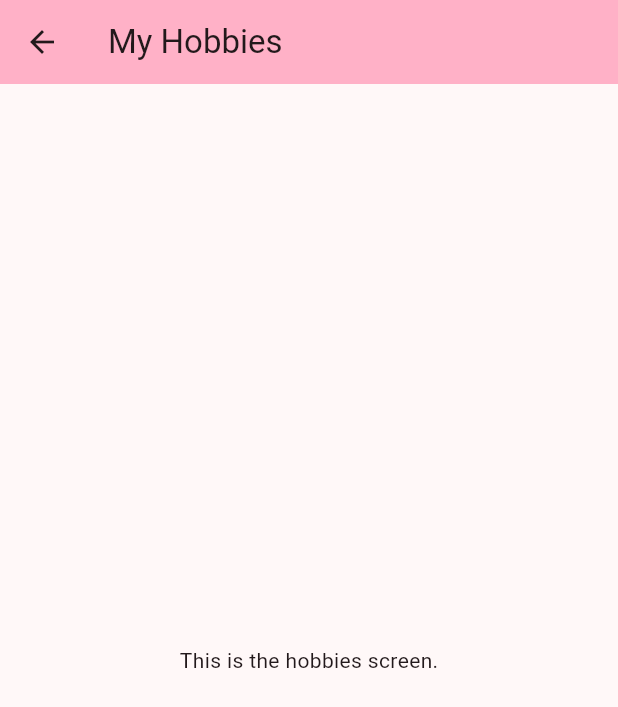
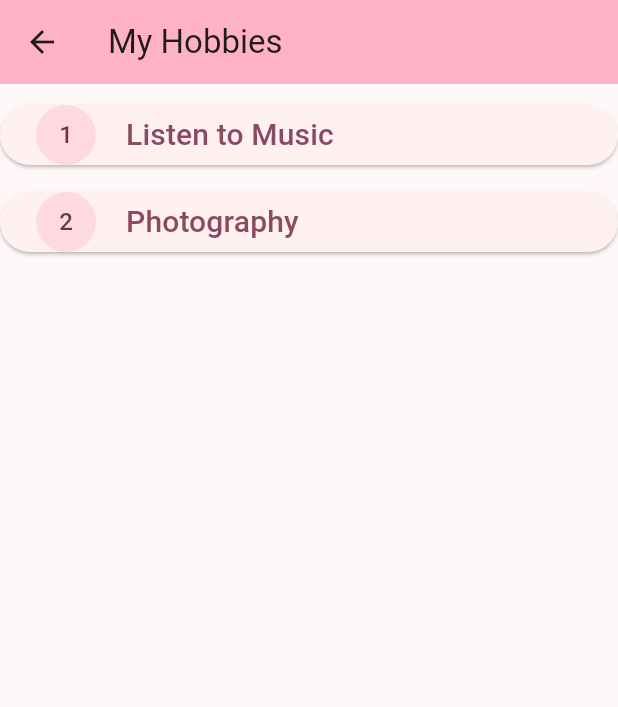
Before and after one commit to jupiterxyz/MobileApp_jupiter, a Flutter app: the HobbiesScreen screen opened directly, on a phone screen of 412 x 824 dp. Shown: the top 707 px of the screen. Run offline on Flutter 3.47's test engine with Material 3 defaults, Android fonts, the phone set to English and light mode, and no system bars.

Commit message:
Added hobbies

```diff
--- a/jupiter_profile_app/code/lib/main.dart
+++ b/jupiter_profile_app/code/lib/main.dart
@@ -35,7 +35,6 @@ class MyHomePage extends StatefulWidget {
 class _MyHomePageState extends State<MyHomePage> {
   @override
   Widget build(BuildContext context) {
-
     return Scaffold(
       appBar: AppBar(
         // This controls the color of the app bar.
@@ -45,7 +44,6 @@ class _MyHomePageState extends State<MyHomePage> {
         centerTitle: true,
       ),
 
-
       drawer: Drawer(
         child: ListView(
           children: [
@@ -53,7 +51,6 @@ class _MyHomePageState extends State<MyHomePage> {
               height: 150,
               color: Theme.of(context).colorScheme.inversePrimary,
               alignment: Alignment.topLeft,
-              //padding: const EdgeInsets.all(40.0),
               child: Text(
                 'Navigation Menu',
                 style: TextStyle(
@@ -66,14 +63,14 @@ class _MyHomePageState extends State<MyHomePage> {
 
             const SizedBox(height: 15),
 
-
             ListTile(
               leading: const Icon(Icons.palette),
               title: const Text('My Hobbies'),
-              onTap:() {
+              onTap: () {
                 Navigator.push(
                   context,
-                   MaterialPageRoute(builder: (context) => const HobbiesScreen(),
+                  MaterialPageRoute(
+                    builder: (context) => const HobbiesScreen(),
                   ),
                 );
               },
@@ -84,10 +81,11 @@ class _MyHomePageState extends State<MyHomePage> {
             ListTile(
               leading: const Icon(Icons.photo),
               title: const Text('Favorite Pictures'),
-              onTap:() {
+              onTap: () {
                 Navigator.push(
                   context,
-                    MaterialPageRoute(builder: (context) => const FavoritePicturesScreen(),
+                  MaterialPageRoute(
+                    builder: (context) => const FavoritePicturesScreen(),
                   ),
                 );
               },
@@ -136,7 +134,9 @@ class _MyHomePageState extends State<MyHomePage> {
               onPressed: () {
                 Navigator.push(
                   context,
-                  MaterialPageRoute(builder: (context) => const HobbiesScreen()),
+                  MaterialPageRoute(
+                    builder: (context) => const HobbiesScreen(),
+                  ),
                 );
               },
               child: const Text('My Hobbies'),
@@ -148,7 +148,9 @@ class _MyHomePageState extends State<MyHomePage> {
               onPressed: () {
                 Navigator.push(
                   context,
-                  MaterialPageRoute(builder: (context) => const FavoritePicturesScreen()),
+                  MaterialPageRoute(
+                    builder: (context) => const FavoritePicturesScreen(),
+                  ),
                 );
               },
               child: const Text('My Favorite Pictures'),
@@ -160,7 +162,6 @@ class _MyHomePageState extends State<MyHomePage> {
   }
 }
 
-
 class HobbiesScreen extends StatelessWidget {
   const HobbiesScreen({super.key});
 
@@ -171,8 +172,35 @@ class HobbiesScreen extends StatelessWidget {
         backgroundColor: Theme.of(context).colorScheme.inversePrimary,
         title: const Text('My Hobbies'),
       ),
-      body: const Center(
-        child: Text('This is the hobbies screen.'),
+
+      body: ListView(
+        children: [
+          const SizedBox(height: 10),
+
+          ElevatedButton(
+            onPressed: () {},
+            child: const Row(
+              children: [
+                CircleAvatar(child: Text('1')),
+                SizedBox(width: 20),
+                Text('Listen to Music', style: TextStyle(fontSize: 20)),
+              ],
+            ),
+          ),
+
+          const SizedBox(height: 10),
+
+          ElevatedButton(
+            onPressed: () {},
+            child: const Row(
+              children: [
+                CircleAvatar(child: Text('2')),
+                SizedBox(width: 20),
+                Text('Photography', style: TextStyle(fontSize: 20)),
+              ],
+            ),
+          ),
+        ],
       ),
     );
   }
@@ -188,9 +216,7 @@ class FavoritePicturesScreen extends StatelessWidget {
         backgroundColor: Theme.of(context).colorScheme.inversePrimary,
         title: const Text('My Favorite Pictures'),
       ),
-      body: const Center(
-        child: Text('This is the favorite pictures screen.'),
-      ),
+      body: const Center(child: Text('This is the favorite pictures screen.')),
     );
   }
 }
```
